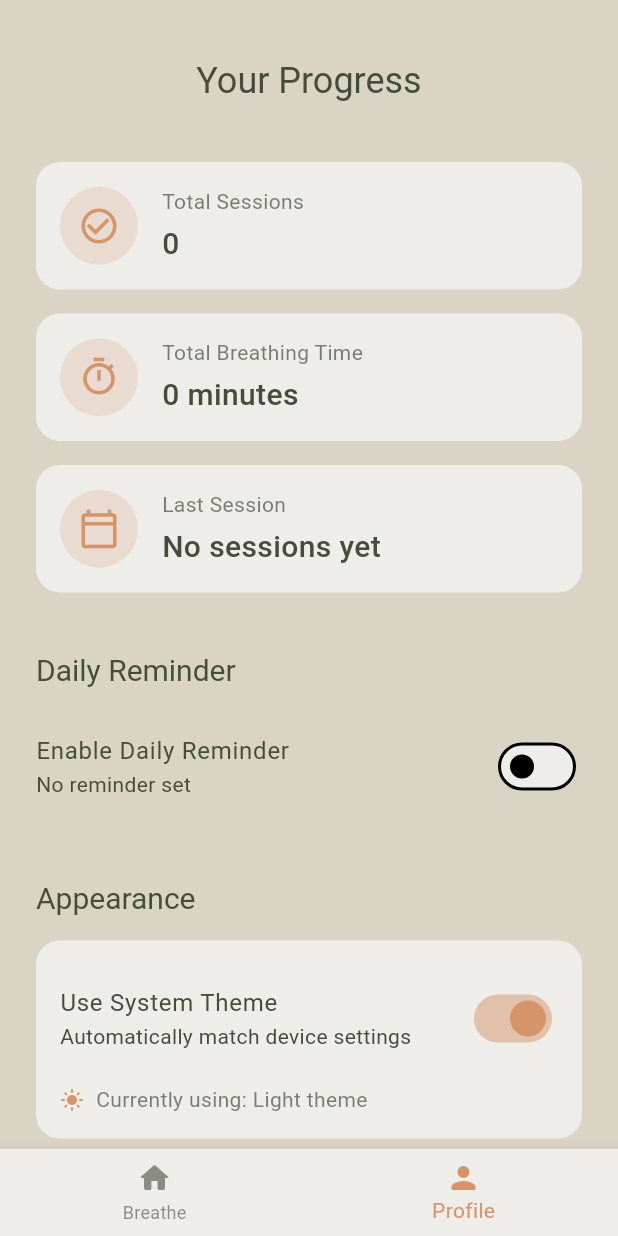
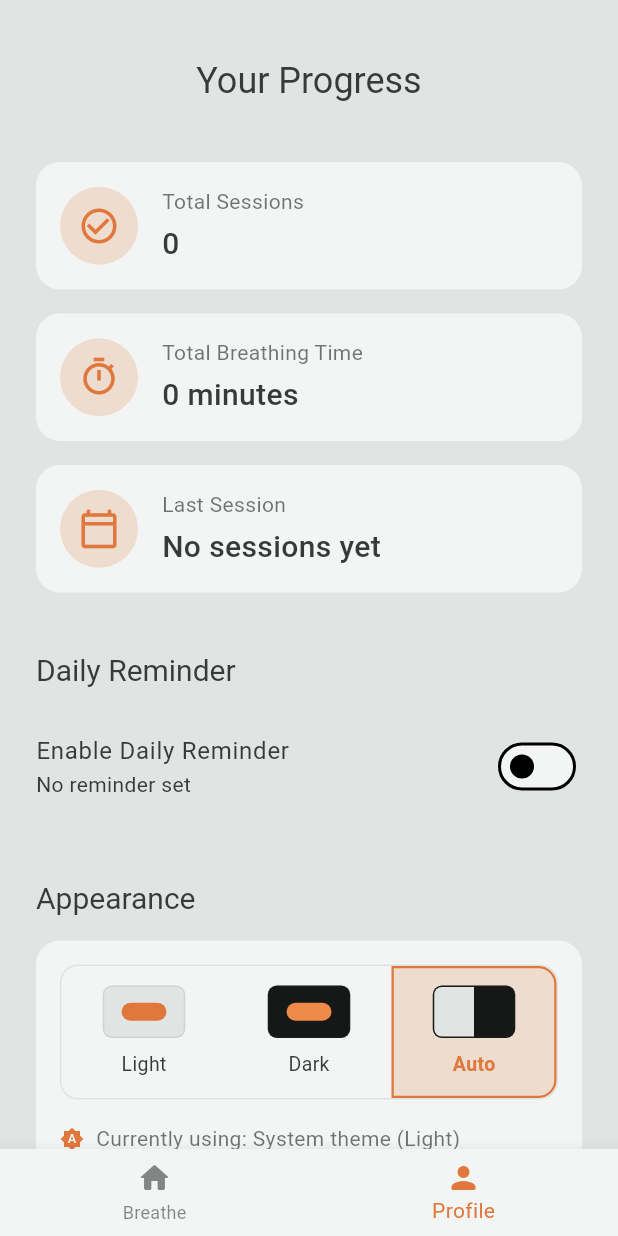
Before and after one commit to brncoguz/Breathful, a Flutter app: the screen it shows after launch, item 2 of the bottom bar chosen, on a phone screen of 412 x 824 dp. Run offline on Flutter 3.47's test engine with Material 3 defaults, Android fonts, the phone set to English and light mode, and no system bars; our stand-ins replace flutter_local_notifications, just_audio, shared_preferences, timezone.

Commit message:
Update theme and profile screen

```diff
--- a/lib/screens/profile_screen.dart
+++ b/lib/screens/profile_screen.dart
@@ -5,6 +5,7 @@ import 'package:intl/intl.dart';
 
 import '../models/app_state.dart';
 import '../utils/notification_service.dart';
+import '../utils/theme.dart';
 
 class ProfileScreen extends StatelessWidget {
   const ProfileScreen({super.key});
@@ -155,70 +156,8 @@ class ProfileScreen extends StatelessWidget {
 
                 const SizedBox(height: 40),
 
-                // Theme settings
-                Text(
-                  'Appearance',
-                  style: Theme.of(context).textTheme.displaySmall,
-                ),
-
-                const SizedBox(height: 16),
-
-                Container(
-                  padding: const EdgeInsets.all(16),
-                  decoration: BoxDecoration(
-                    color: Theme.of(context).colorScheme.surface,
-                    borderRadius: BorderRadius.circular(16),
-                  ),
-                  child: Column(
-                    children: [
-                      SwitchListTile(
-                        title: const Text('Use System Theme'),
-                        subtitle: const Text('Automatically match device settings'),
-                        value: appState.followSystemTheme,
-                        activeColor: Theme.of(context).colorScheme.primary,
-                        contentPadding: EdgeInsets.zero,
-                        onChanged: (value) {
-                          appState.setFollowSystemTheme(value);
-                        },
-                      ),
-
-                      if (!appState.followSystemTheme) ...[
-                        const Divider(),
-                        SwitchListTile(
-                          title: const Text('Dark Mode'),
-                          subtitle: Text(appState.isDarkMode ? 'On' : 'Off'),
-                          value: appState.isDarkMode,
-                          activeColor: Theme.of(context).colorScheme.primary,
-                          contentPadding: EdgeInsets.zero,
-                          onChanged: (value) {
-                            appState.setDarkMode(value);
-                          },
-                        ),
-                      ],
-
-                      Padding(
-                        padding: const EdgeInsets.only(top: 8.0),
-                        child: Row(
-                          children: [
-                            Icon(
-                              appState.isDarkMode ? Icons.dark_mode : Icons.light_mode,
-                              size: 16,
-                              color: Theme.of(context).colorScheme.primary,
-                            ),
-                            const SizedBox(width: 8),
-                            Text(
-                              'Currently using: ${appState.isDarkMode ? 'Dark theme' : 'Light theme'}',
-                              style: TextStyle(
-                                fontSize: 14,
-                                color: Theme.of(context).colorScheme.onSurface.withValues(alpha: 0.7),
-                              ),
-                            ),
-                          ],
-                        ),
-                      ),
-                    ],
-                  ),
-                ),
+                // Theme settings - replaced with new ThemeModeSelector
+                ThemeModeSelector(),
 
                 // Achievement message
                 if (appState.totalSessions > 0)
@@ -325,3 +264,245 @@ class ProfileScreen extends StatelessWidget {
     }
   }
 }
+
+// Theme Mode Selector Component
+class ThemeModeSelector extends StatelessWidget {
+  const ThemeModeSelector({Key? key}) : super(key: key);
+
+  @override
+  Widget build(BuildContext context) {
+    final appState = Provider.of<AppState>(context);
+    final theme = Theme.of(context);
+
+    // Get the current selected mode index
+    int selectedIndex = appState.followSystemTheme
+        ? 2
+        : (appState.isDarkMode ? 1 : 0);
+
+    return Column(
+      crossAxisAlignment: CrossAxisAlignment.start,
+      children: [
+        Text(
+          'Appearance',
+          style: theme.textTheme.displaySmall,
+        ),
+
+        const SizedBox(height: 16),
+
+        Container(
+          padding: const EdgeInsets.all(16),
+          decoration: BoxDecoration(
+            color: theme.colorScheme.surface,
+            borderRadius: BorderRadius.circular(16),
+          ),
+          child: Column(
+            crossAxisAlignment: CrossAxisAlignment.start,
+            children: [
+              // Theme Selection Control
+              Container(
+                height: 90,
+                decoration: BoxDecoration(
+                  borderRadius: BorderRadius.circular(12),
+                  border: Border.all(
+                    color: theme.colorScheme.onSurface.withValues(alpha: 0.1),
+                    width: 1,
+                  ),
+                ),
+                child: Row(
+                  children: [
+                    _buildThemeOption(
+                      context: context,
+                      index: 0,
+                      selectedIndex: selectedIndex,
+                      label: 'Light',
+                      icon: Icons.light_mode,
+                      isFirstItem: true,
+                      onTap: () {
+                        appState.setFollowSystemTheme(false);
+                        appState.setDarkMode(false);
+                      },
+                    ),
+                    _buildThemeOption(
+                      context: context,
+                      index: 1,
+                      selectedIndex: selectedIndex,
+                      label: 'Dark',
+                      icon: Icons.dark_mode,
+                      onTap: () {
+                        appState.setFollowSystemTheme(false);
+                        appState.setDarkMode(true);
+                      },
+                    ),
+                    _buildThemeOption(
+                      context: context,
+                      index: 2,
+                      selectedIndex: selectedIndex,
+                      label: 'Auto',
+                      icon: Icons.brightness_auto,
+                      isLastItem: true,
+                      onTap: () {
+                        appState.setFollowSystemTheme(true);
+                      },
+                    ),
+                  ],
+                ),
+              ),
+
+              // Current theme indicator
+              Padding(
+                padding: const EdgeInsets.only(top: 16.0),
+                child: Row(
+                  children: [
+                    Icon(
+                      _getCurrentThemeIcon(appState),
+                      size: 16,
+                      color: theme.colorScheme.primary,
+                    ),
+                    const SizedBox(width: 8),
+                    Text(
+                      _getCurrentThemeText(appState),
+                      style: TextStyle(
+                        fontSize: 14,
+                        color: theme.colorScheme.onSurface.withValues(alpha: 0.7),
+                      ),
+                    ),
+                  ],
+                ),
+              ),
+            ],
+          ),
+        ),
+      ],
+    );
+  }
+
+  IconData _getCurrentThemeIcon(AppState appState) {
+    if (appState.followSystemTheme) {
+      return Icons.brightness_auto;
+    }
+    return appState.isDarkMode ? Icons.dark_mode : Icons.light_mode;
+  }
+
+  String _getCurrentThemeText(AppState appState) {
+    if (appState.followSystemTheme) {
+      return 'Currently using: System theme (${appState.isDarkMode ? 'Dark' : 'Light'})';
+    }
+    return 'Currently using: ${appState.isDarkMode ? 'Dark' : 'Light'} theme';
+  }
+
+  Widget _buildThemeOption({
+    required BuildContext context,
+    required int index,
+    required int selectedIndex,
+    required String label,
+    required IconData icon,
+    required VoidCallback onTap,
+    bool isFirstItem = false,
+    bool isLastItem = false,
+  }) {
+    final theme = Theme.of(context);
+    final isSelected = index == selectedIndex;
+
+    // Border radius for the theme option containers
+    BorderRadius borderRadius = BorderRadius.only(
+      topLeft: Radius.circular(isFirstItem ? 12 : 0),
+      bottomLeft: Radius.circular(isFirstItem ? 12 : 0),
+      topRight: Radius.circular(isLastItem ? 12 : 0),
+      bottomRight: Radius.circular(isLastItem ? 12 : 0),
+    );
+
+    return Expanded(
+      child: GestureDetector(
+        onTap: onTap,
+        child: Container(
+          decoration: BoxDecoration(
+            color: isSelected
+                ? theme.colorScheme.primary.withValues(alpha: 0.2)
+                : Colors.transparent,
+            borderRadius: borderRadius,
+            border: Border.all(
+              color: isSelected
+                  ? theme.colorScheme.primary
+                  : Colors.transparent,
+              width: 1.5,
+            ),
+          ),
+          child: Column(
+            mainAxisAlignment: MainAxisAlignment.center,
+            children: [
+              // Theme preview thumbnail
+              Container(
+                height: 35,
+                width: 55,
+                margin: const EdgeInsets.only(bottom: 8),
+                decoration: BoxDecoration(
+                  borderRadius: BorderRadius.circular(6),
+                  color: index == 0
+                      ? AppColors.backgroundLight
+                      : AppColors.backgroundDark,
+                  border: Border.all(
+                    color: theme.colorScheme.onSurface.withValues(alpha: 0.1),
+                    width: 1,
+                  ),
+                ),
+                child: index == 2
+                    ? Row(
+                        children: [
+                          Expanded(
+                            flex: 1,
+                            child: Container(
+                              decoration: BoxDecoration(
+                                color: AppColors.backgroundLight,
+                                borderRadius: BorderRadius.only(
+                                  topLeft: Radius.circular(5),
+                                  bottomLeft: Radius.circular(5),
+                                ),
+                              ),
+                            ),
+                          ),
+                          Expanded(
+                            flex: 1,
+                            child: Container(
+                              decoration: BoxDecoration(
+                                color: AppColors.backgroundDark,
+                                borderRadius: BorderRadius.only(
+                                  topRight: Radius.circular(5),
+                                  bottomRight: Radius.circular(5),
+                                ),
+                              ),
+                            ),
+                          ),
+                        ],
+                      )
+                    : Center(
+                        child: Container(
+                          height: 12,
+                          width: 30,
+                          decoration: BoxDecoration(
+                            borderRadius: BorderRadius.circular(6),
+                            color: index == 0
+                                ? AppColors.accentLight
+                                : AppColors.accentDark,
+                          ),
+                        ),
+                      ),
+              ),
+
+              // Label
+              Text(
+                label,
+                style: TextStyle(
+                  fontSize: 13,
+                  fontWeight: isSelected ? FontWeight.w600 : FontWeight.normal,
+                  color: isSelected
+                      ? theme.colorScheme.primary
+                      : theme.colorScheme.onSurface,
+                ),
+              ),
+            ],
+          ),
+        ),
+      ),
+    );
+  }
+}
--- a/lib/utils/theme.dart
+++ b/lib/utils/theme.dart
@@ -14,22 +14,22 @@ extension ColorWithValues on Color {
 
 class AppColors {
   // Light theme colors
-  static const Color backgroundLight = Color.fromARGB(255, 217, 212, 195);
-  static const Color backgroundExtraLight = Color.fromARGB(255, 238, 237, 233);
-  static const Color accentLight = Color(0xFFD4956A);
-  static const Color primaryTextLight = Color(0xFF464C3B);
-  static const Color textSecondaryLight = Color(0xFF5A6353);
-  static const Color circleLight = Color(0xFF5F6B51);
-  static const Color buttonBackgroundLight = Color(0xFFE8E3CE);
+  static const Color backgroundLight = Color(0xFFE0E4E2);      // Smooth stone
+  static const Color backgroundExtraLight = Color(0xFFF2F5F3); // River foam
+  static const Color accentLight = Color(0xFFE0783D);          // Koi orange
+  static const Color primaryTextLight = Color(0xFF363B39);     // Deep slate
+  static const Color textSecondaryLight = Color(0xFF5B5F5D);   // River rock
+  static const Color circleLight = Color(0xFF6E7975);          // River reed
+  static const Color buttonBackgroundLight = Color(0xFFD4D9D6); // Pebble
 
   // Dark theme colors
-  static const Color backgroundDark = Color(0xFF1E2119);
-  static const Color backgroundExtraDark = Color(0xFF282E24);
-  static const Color accentDark = Color(0xFFE2A87A); // Lighter for better visibility
-  static const Color primaryTextDark = Color(0xFFE5E1D0);
-  static const Color textSecondaryDark = Color(0xFFBBB8A9);
-  static const Color circleDark = Color(0xFF758064);
-  static const Color buttonBackgroundDark = Color(0xFF3C4434);
+  static const Color backgroundDark = Color(0xFF151817);       // Night water
+  static const Color backgroundExtraDark = Color(0xFF202322);  // Deep river
+  static const Color accentDark = Color(0xFFEF8A49);           // Autumn leaf
+  static const Color primaryTextDark = Color(0xFFE2E6E4);      // Moon reflection
+  static const Color textSecondaryDark = Color(0xFFB2B6B4);    // Morning mist
+  static const Color circleDark = Color(0xFF535E5A);           // Moss stone
+  static const Color buttonBackgroundDark = Color(0xFF2A2D2B); // Riverbed
 }
 
 class AppTheme {
```
